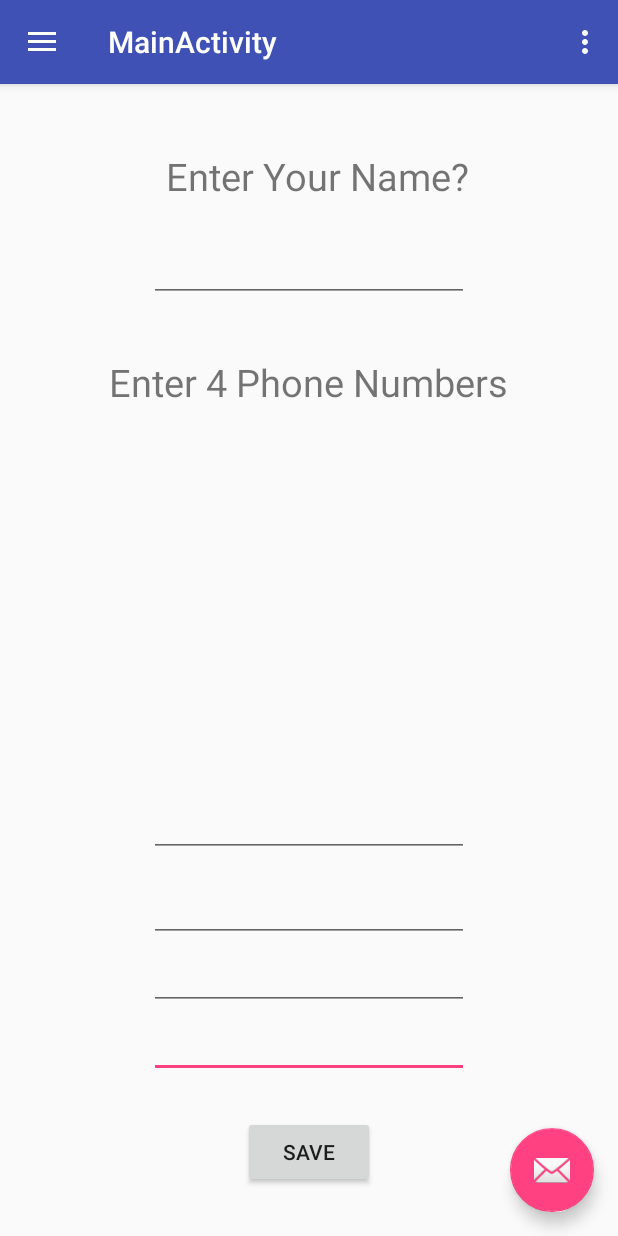
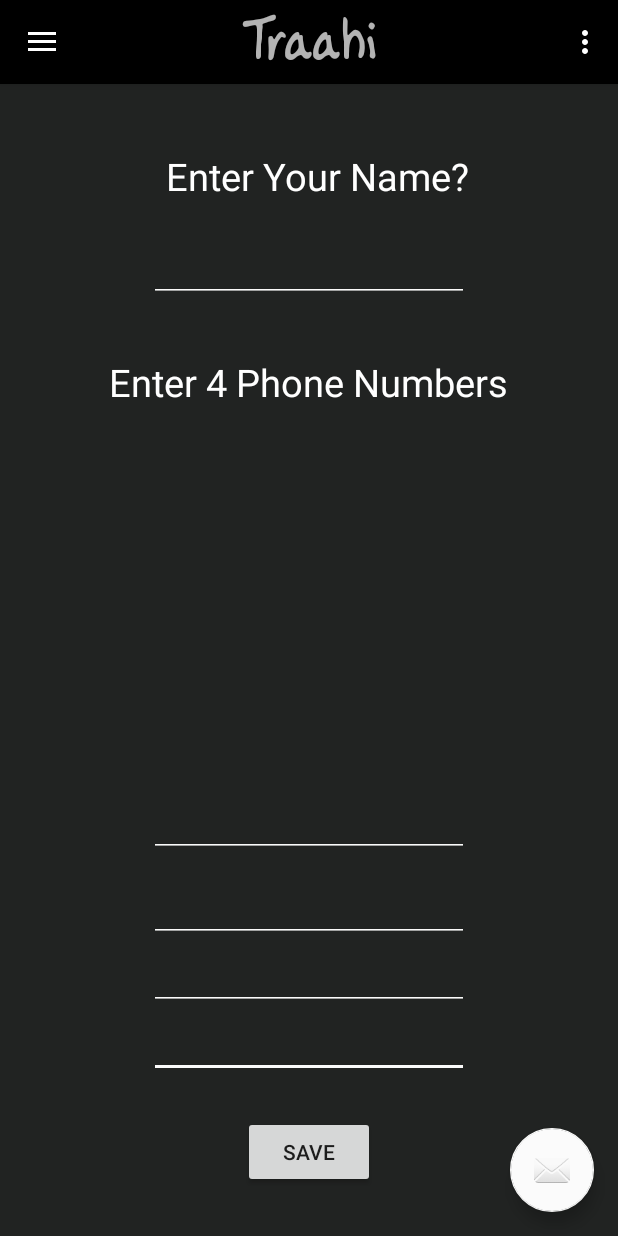
Before and after one commit to ashispnayak/Traahi, an Android app: the MainActivity screen opened directly, with no data from a screen before it, on a phone screen of 412 x 824 dp. Run offline under Robolectric (Android 15) with nearby library versions, the phone set to English and light mode, and no system bars.

Commit message:
Nav bar added and toolbar designed

```diff
--- a/app/src/main/java/com/invincix/khanam/MainActivity.java
+++ b/app/src/main/java/com/invincix/khanam/MainActivity.java
@@ -5,6 +5,7 @@ import android.Manifest;
 import android.content.Context;
 import android.content.Intent;
 import android.content.pm.PackageManager;
+import android.graphics.Typeface;
 import android.location.Location;
 import android.location.LocationListener;
 import android.location.LocationManager;
@@ -62,6 +63,7 @@ public class MainActivity extends AppCompatActivity
     public int counter;
     public String longitude;
     public static final String STORE_DATA = "MyPrefs";
+    private TextView toolbarText;
 
     @Override
     protected void onCreate(Bundle savedInstanceState) {
@@ -74,7 +76,7 @@ public class MainActivity extends AppCompatActivity
         fab.setOnClickListener(new View.OnClickListener() {
             @Override
             public void onClick(View view) {
-                Snackbar.make(view, "Replace with your own action", Snackbar.LENGTH_LONG)
+                Snackbar.make(view, "Hiiii Suraj Bhai", Snackbar.LENGTH_LONG)
                         .setAction("Action", null).show();
             }
         });
@@ -87,6 +89,11 @@ public class MainActivity extends AppCompatActivity
 
         NavigationView navigationView = (NavigationView) findViewById(R.id.nav_view);
         navigationView.setNavigationItemSelectedListener(this);
+
+        //set toolbar text
+        toolbarText=(TextView)findViewById(R.id.toolbartext);
+        Typeface custom=Typeface.createFromAsset(getAssets(),"fonts/toolbarfont.ttf");
+        toolbarText.setTypeface(custom);
 
 
         longitude = " ";
--- a/app/src/main/res/layout/app_bar_main.xml
+++ b/app/src/main/res/layout/app_bar_main.xml
@@ -16,8 +16,21 @@
             android:id="@+id/toolbar"
             android:layout_width="match_parent"
             android:layout_height="?attr/actionBarSize"
-            android:background="?attr/colorPrimary"
-            app:popupTheme="@style/AppTheme.PopupOverlay" />
+            android:background="@android:color/background_dark"
+            app:popupTheme="@style/AppTheme.PopupOverlay">
+
+            <TextView
+                android:id="@+id/toolbartext"
+                android:layout_width="wrap_content"
+                android:layout_height="wrap_content"
+                android:text="Traahi"
+                android:textSize="50sp"
+                android:textStyle="bold"
+                android:layout_gravity="center"
+                />
+
+
+        </android.support.v7.widget.Toolbar>
 
     </android.support.design.widget.AppBarLayout>
 
--- a/app/src/main/res/layout/content_main.xml
+++ b/app/src/main/res/layout/content_main.xml
@@ -9,6 +9,7 @@
     android:paddingLeft="@dimen/activity_horizontal_margin"
     android:paddingRight="@dimen/activity_horizontal_margin"
     android:paddingTop="@dimen/activity_vertical_margin"
+    android:background="@color/bgcolor"
     app:layout_behavior="@string/appbar_scrolling_view_behavior"
     tools:context="com.invincix.khanam.MainActivity"
     tools:showIn="@layout/app_bar_main">
@@ -28,9 +29,13 @@
         android:inputType="phone"
         android:ems="10"
         android:id="@+id/phone_number_4"
+        android:backgroundTint="@color/colorAccent"
+        android:foregroundTint="@color/colorAccent"
+        android:textColor="@color/colorAccent"
         android:layout_above="@+id/button_save"
         android:layout_alignStart="@+id/phone_number_3"
-        android:layout_marginBottom="25dp" />
+        android:layout_marginBottom="25dp"
+        android:textColorLink="?attr/colorBackgroundFloating" />
 
     <EditText
         android:layout_width="wrap_content"
@@ -39,7 +44,12 @@
         android:ems="10"
         android:id="@+id/phone_number_3"
         android:layout_above="@+id/phone_number_4"
-        android:layout_alignStart="@+id/phone_number_2" />
+        android:backgroundTint="@color/colorAccent"
+        android:textColor="@color/colorAccent"
+        android:foregroundTint="@color/colorAccent"
+        android:layout_alignStart="@+id/phone_number_2"
+        android:textColorLink="@android:color/white"
+        android:textColorHint="?android:attr/textColorPrimaryInverseDisableOnly" />
 
     <EditText
         android:layout_width="wrap_content"
@@ -47,9 +57,12 @@
         android:inputType="phone"
         android:ems="10"
         android:id="@+id/phone_number_2"
+        android:textColor="@color/colorAccent"
         android:layout_above="@+id/phone_number_3"
         android:layout_alignStart="@+id/phone_number_1"
-        />
+        android:textColorLink="@android:color/white"
+        android:backgroundTint="@color/colorAccent"
+        android:foregroundTint="@color/colorAccent" />
 
     <EditText
         android:layout_width="wrap_content"
@@ -59,7 +72,12 @@
         android:id="@+id/phone_number_1"
         android:layout_above="@+id/phone_number_2"
         android:layout_centerHorizontal="true"
-        android:layout_marginBottom="11dp" />
+        android:layout_marginBottom="11dp"
+        android:textColorLink="@android:color/white"
+        android:backgroundTint="@color/colorAccent"
+        android:foregroundTint="@color/colorAccent"
+        android:textColor="@color/colorAccent"
+        />
 
     <TextView
         android:text="Enter Your Name?"
@@ -67,6 +85,7 @@
         android:layout_height="wrap_content"
         android:textSize="25sp"
         android:id="@+id/getname"
+        android:textColor="#ffffff"
         android:layout_alignParentTop="true"
         android:layout_alignEnd="@+id/phone_number_1"
         android:layout_marginTop="28dp" />
@@ -76,6 +95,7 @@
         android:layout_width="wrap_content"
         android:layout_height="wrap_content"
         android:textSize="25sp"
+        android:textColor="#ffffff"
         android:layout_below="@+id/edit_name"
         android:layout_centerHorizontal="true"
         android:layout_marginTop="36dp"
@@ -85,10 +105,15 @@
         android:layout_width="wrap_content"
         android:layout_height="wrap_content"
         android:inputType="textPersonName"
+        android:backgroundTint="@color/colorAccent"
+        android:foregroundTint="@color/colorAccent"
         android:ems="10"
         android:id="@+id/edit_name"
         android:layout_marginTop="21dp"
+        android:textColor="@color/colorAccent"
         android:layout_below="@+id/getname"
-        android:layout_alignEnd="@+id/getname" />
+        android:layout_alignEnd="@+id/getname"
+        android:textColorLink="?attr/colorBackgroundFloating"
+        android:textColorHighlight="@color/colorAccent" />
 
 </RelativeLayout>
--- a/app/src/main/res/values/colors.xml
+++ b/app/src/main/res/values/colors.xml
@@ -2,5 +2,7 @@
 <resources>
     <color name="colorPrimary">#3F51B5</color>
     <color name="colorPrimaryDark">#303F9F</color>
-    <color name="colorAccent">#FF4081</color>
+    <color name="colorAccent">#fbfbfb</color>
+    <color name="toolbarcolor">#212322</color>
+    <color name="bgcolor">#212322</color>
 </resources>
--- a/app/src/main/res/values/strings.xml
+++ b/app/src/main/res/values/strings.xml
@@ -1,6 +1,6 @@
 <resources>
-    <string name="app_name">Khanam</string>
-    <string name="title_activity_main">MainActivity</string>
+    <string name="app_name">Traahi</string>
+    <string name="title_activity_main"></string>
 
     <string name="navigation_drawer_open">Open navigation drawer</string>
     <string name="navigation_drawer_close">Close navigation drawer</string>
```
Also changed, not shown: app/src/main/assets/fonts/toolbarfont.ttf (added).
